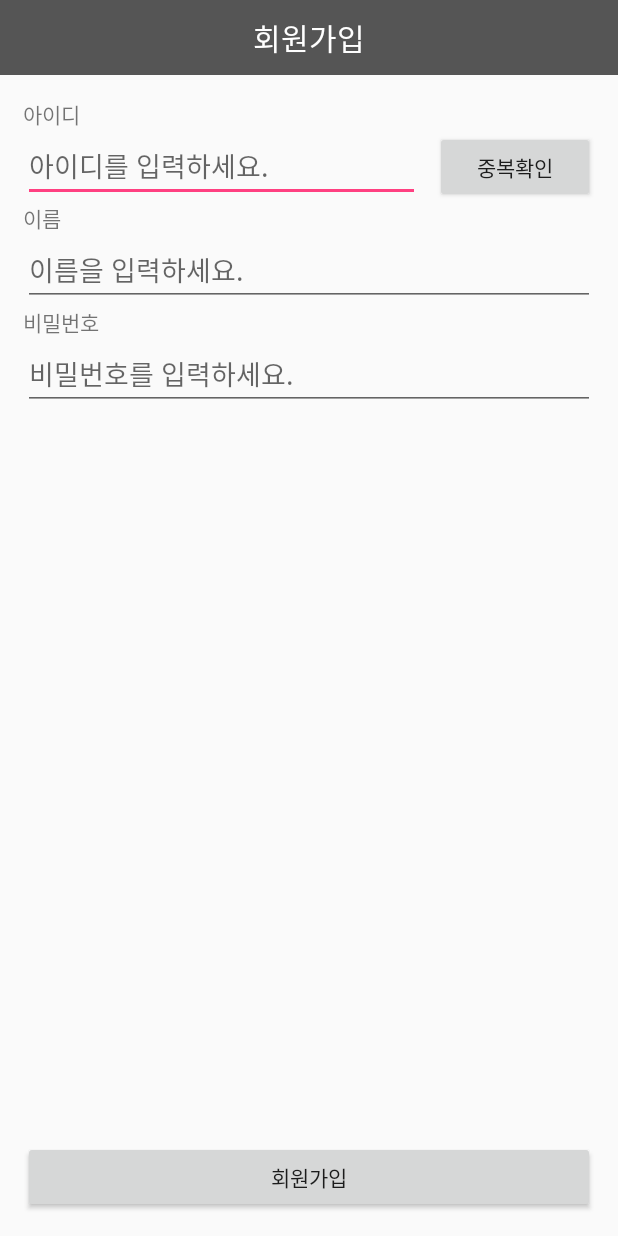
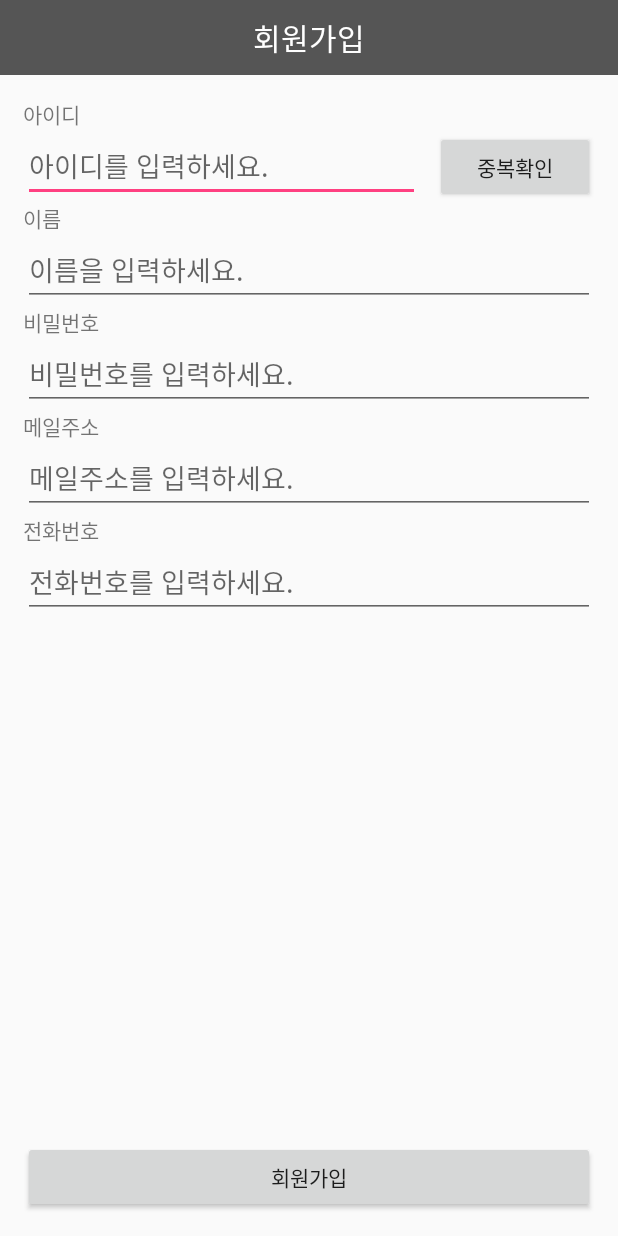
Before and after one commit to kikidy12/InstaCopy, an Android app: the SignUpActivity screen opened directly, with no data from a screen before it, on a phone screen of 412 x 824 dp. Run offline under Robolectric (Android 15) with nearby library versions, the phone set to English and light mode, and no system bars.

Commit message:
로그인 등등

```diff
--- a/app/src/main/java/com/example/the/instacopy/LoginActivity.java
+++ b/app/src/main/java/com/example/the/instacopy/LoginActivity.java
@@ -144,9 +144,10 @@ public class LoginActivity extends BaseActivity {
                 }
                 else {
 
-                    User temp = new User(0, currentProfile.getId(), currentProfile.getName(), "fsdfsdf", currentProfile.getProfilePictureUri(200, 200).toString());
+//                    User temp = new User(0, currentProfile.getId(), currentProfile.getName(), "fsdfsdf",
+//                            currentProfile.getProfilePictureUri(200, 200).toString());
 
-                    ContextUtil.login(mContext, temp);
+//                    ContextUtil.login(mContext, temp);
 
 //                    로그인이 된 경우
                     Toast.makeText(mContext, "로그인한 사람 : " + currentProfile.getName(), Toast.LENGTH_SHORT).show();
--- a/app/src/main/java/com/example/the/instacopy/utils/ServerUtil.java
+++ b/app/src/main/java/com/example/the/instacopy/utils/ServerUtil.java
@@ -68,7 +68,8 @@ public class ServerUtil {
     }
 
     // 회원 가입 기능
-    public static void sign_up(final Context context, final String id, final String pw, final String name, final JsonResponseHandler handler) {
+    public static void sign_up(final Context context, final String id, final String pw, final String name,
+                               final String mail, final String phoneNum, final JsonResponseHandler handler) {
         String url = BASE_URL+"insta/sign_up";
         //		String registrationId = ContextUtil.getRegistrationId(context);
 
@@ -76,6 +77,8 @@ public class ServerUtil {
         data.put("userId", id);
         data.put("password", pw);
         data.put("name", name);
+        data.put("email", mail);
+        data.put("phone", phoneNum);
 
         AsyncHttpRequest.post(context, url,  data, true, new AsyncHttpRequest.HttpResponseHandler() {
 
--- a/app/src/main/res/layout/activity_profile_setting.xml
+++ b/app/src/main/res/layout/activity_profile_setting.xml
@@ -284,6 +284,7 @@
                         android:src="@mipmap/ic_launcher" />
 
                     <EditText
+                        android:id="@+id/emailEdt"
                         android:layout_width="match_parent"
                         android:layout_height="wrap_content"
                         android:layout_marginLeft="5dp"
@@ -312,6 +313,7 @@
                         android:src="@mipmap/ic_launcher" />
 
                     <EditText
+                        android:id="@+id/phoneNumEdt"
                         android:layout_width="match_parent"
                         android:layout_height="wrap_content"
                         android:layout_marginLeft="5dp"
--- a/app/src/main/res/layout/activity_sign_up.xml
+++ b/app/src/main/res/layout/activity_sign_up.xml
@@ -76,6 +76,31 @@
             android:inputType="textPassword"/>
 
         <TextView
+            android:layout_width="wrap_content"
+            android:layout_height="wrap_content"
+            android:text="메일주소"/>
+
+        <EditText
+            android:id="@+id/eMailEdt"
+            android:layout_width="match_parent"
+            android:layout_height="wrap_content"
+            android:hint="메일주소를 입력하세요."
+            android:inputType="textEmailAddress"/>
+
+        <TextView
+            android:layout_width="wrap_content"
+            android:layout_height="wrap_content"
+            android:text="전화번호"/>
+
+        <EditText
+            android:id="@+id/phoneNumEdt"
+            android:layout_width="match_parent"
+            android:layout_height="wrap_content"
+            android:hint="전화번호를 입력하세요."
+            android:inputType="phone"/>
+
+
+        <TextView
             android:visibility="gone"
             android:layout_width="wrap_content"
             android:layout_height="wrap_content"
--- a/app/src/main/res/layout/frag_search.xml
+++ b/app/src/main/res/layout/frag_search.xml
@@ -31,6 +31,8 @@
             android:visibility="gone" />
 
         <EditText
+            android:maxLines="1"
+            android:inputType="textEmailAddress"
             android:id="@+id/searchEdt"
             android:layout_width="match_parent"
             android:layout_height="wrap_content"
```
Also changed, not shown: app/src/main/java/com/example/the/instacopy/ProfileSettingActivity.java (+24 -16 lines), app/src/main/java/com/example/the/instacopy/SignUpActivity.java (+26 -8 lines), app/src/main/java/com/example/the/instacopy/data/User.java (+21 -1 lines), app/src/main/java/com/example/the/instacopy/utils/ContextUtil.java (+10 -0 lines).
